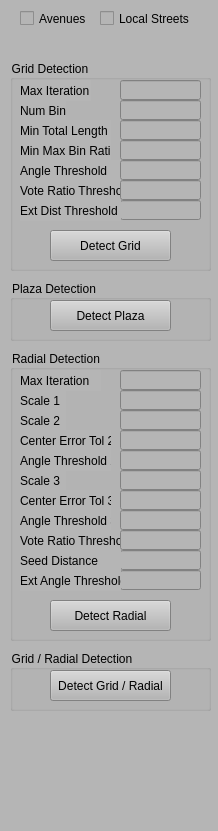
Before: the Qt Designer form RoadFeatureExplorer/ControlWidget.ui in gnishida/RoadFeatureExplorer, drawn with Qt 5.
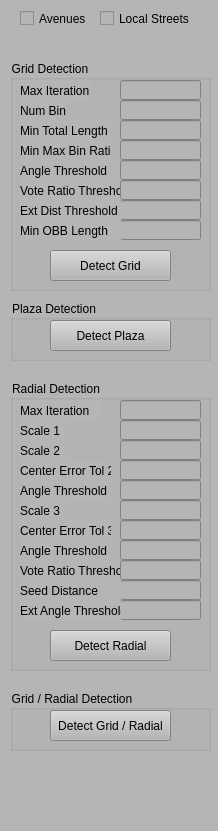
After: the same form once the commit is applied.

Commit message: Add ConvexHull class.

Diff of the .ui file:
```diff
--- a/RoadFeatureExplorer/ControlWidget.ui
+++ b/RoadFeatureExplorer/ControlWidget.ui
@@ -26,7 +26,7 @@
       <x>10</x>
       <y>60</y>
       <width>201</width>
-      <height>211</height>
+      <height>231</height>
      </rect>
     </property>
     <property name="title">
@@ -36,7 +36,7 @@
      <property name="geometry">
       <rect>
        <x>40</x>
-       <y>170</y>
+       <y>190</y>
        <width>121</width>
        <height>31</height>
       </rect>
@@ -227,12 +227,38 @@
       <string>Ext Dist Threshold</string>
      </property>
     </widget>
+    <widget class="QLineEdit" name="lineEditGridMinOBBLength">
+     <property name="geometry">
+      <rect>
+       <x>110</x>
+       <y>160</y>
+       <width>81</width>
+       <height>20</height>
+      </rect>
+     </property>
+     <property name="alignment">
+      <set>Qt::AlignRight|Qt::AlignTrailing|Qt::AlignVCenter</set>
+     </property>
+    </widget>
+    <widget class="QLabel" name="label_22">
+     <property name="geometry">
+      <rect>
+       <x>10</x>
+       <y>160</y>
+       <width>101</width>
+       <height>21</height>
+      </rect>
+     </property>
+     <property name="text">
+      <string>Min OBB Length</string>
+     </property>
+    </widget>
    </widget>
    <widget class="QGroupBox" name="groupBox_4">
     <property name="geometry">
      <rect>
       <x>10</x>
-      <y>280</y>
+      <y>300</y>
       <width>201</width>
       <height>61</height>
      </rect>
@@ -258,7 +284,7 @@
     <property name="geometry">
      <rect>
       <x>10</x>
-      <y>350</y>
+      <y>380</y>
       <width>201</width>
       <height>291</height>
      </rect>
@@ -579,7 +605,7 @@
     <property name="geometry">
      <rect>
       <x>10</x>
-      <y>650</y>
+      <y>690</y>
       <width>201</width>
       <height>61</height>
      </rect>
```
The commit also changes 11 other files.
